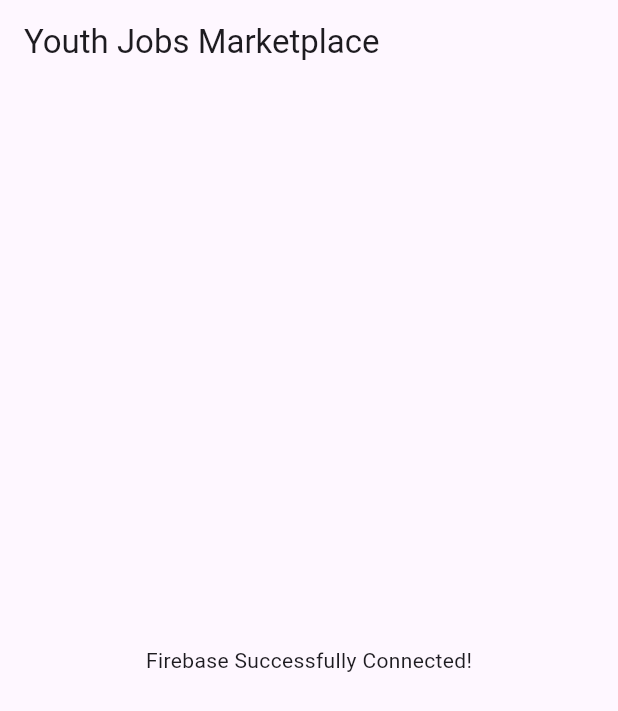
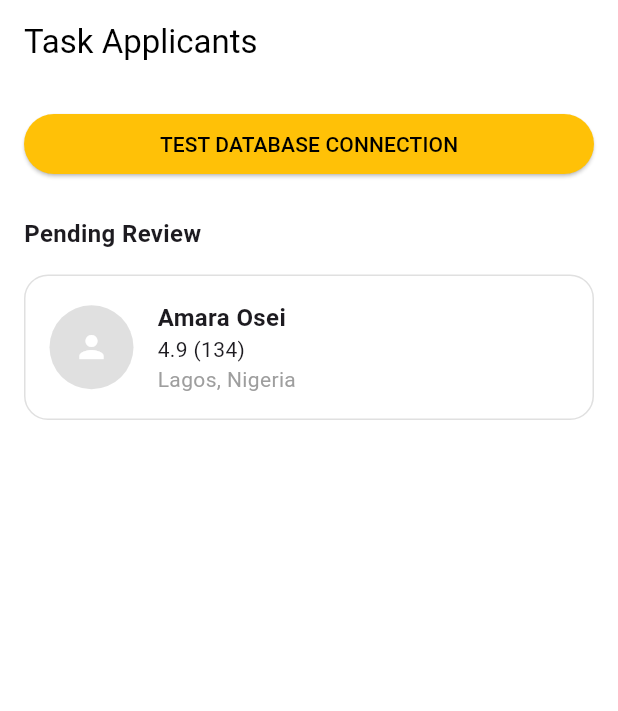
Before and after one commit to kgotsoqwaka7-svg/SE11-taskSurf-project, a Flutter app: the screen it shows after launch, on a phone screen of 412 x 824 dp. Shown: the top 711 px of the screen. Run offline on Flutter 3.47's test engine with Material 3 defaults, Android fonts, the phone set to English and light mode, and no system bars; our stand-ins replace cloud_firestore, firebase_auth, firebase_core; accounts and stored records are empty.

Commit message:
Fixed task model typos, added applicant UI, and verified Firebase connection

```diff
--- a/lib/Models/task_model.dart
+++ b/lib/Models/task_model.dart
@@ -1,6 +1,6 @@
 class TaskModel {
   final String taskID;
-  final String createrID;
+  final String creatorID;
   final String title;
   final String description;
   final String location;
@@ -11,7 +11,7 @@ class TaskModel {
 
   TaskModel({
     required this.taskID,
-    required this.createrID,
+    required this.creatorID,
     required this.title,
     required this.description,
     required this.location,
--- a/lib/Services/authentication_service.dart
+++ b/lib/Services/authentication_service.dart
@@ -5,16 +5,30 @@ class AuthenticationService {
   final FirebaseAuth _auth = FirebaseAuth.instance;
   final FirebaseFirestore _firestore = FirebaseFirestore.instance;
 
-  //Creating the account what what data will be saved for the profile
+  //Creating the account and saving profile data
   Future<void> registerUser({
     required String name,
     required String email,
     required String password,
     required String role,
   }) async {
-    try{
-      //Atempting to create the user account is Firebase Auth
+    try {
+      // Attempting to create the user account in Firebase Auth
       UserCredential info = await _auth.createUserWithEmailAndPassword(email: email, password: password);
+
+      // Extract the generated ID
+      String userID = info.user!.uid;
+
+      // Save the profile data to Firestore
+      await _firestore.collection('Users').doc(userID).set({
+        'userID': userID,
+        'name': name,
+        'role': role,
+      });
+
+    } catch(e) {
+      print('Registration Error: $e');
+      throw e;
     }
   }
 }
--- a/lib/main.dart
+++ b/lib/main.dart
@@ -1,6 +1,7 @@
 import 'package:flutter/material.dart';
 import 'package:firebase_core/firebase_core.dart';
 import 'firebase_options.dart';
+import 'screens/view_applicants_screen.dart'; // Add this import
 
 void main() async {
   WidgetsFlutterBinding.ensureInitialized();
@@ -17,14 +18,8 @@ class MyApp extends StatelessWidget {
   Widget build(BuildContext context) {
     return MaterialApp(
       title: 'Task Surf App',
-      home: Scaffold(
-        appBar: AppBar(
-          title: const Text('Youth Jobs Marketplace'),
-        ),
-        body: const Center(
-          child: Text('Firebase Successfully Connected!'),
-        ),
-      ),
+      debugShowCheckedModeBanner: false, // Hides the debug banner
+      home: const ViewApplicantsScreen(), // Loads your new UI immediately
     );
   }
 }
--- /dev/null
+++ b/lib/screens/view_applicants_screen.dart
@@ -0,0 +1,118 @@
+import 'package:flutter/material.dart';
+import '../services/authentication_service.dart';
+
+class ViewApplicantsScreen extends StatefulWidget {
+  const ViewApplicantsScreen({super.key});
+
+  @override
+  State<ViewApplicantsScreen> createState() => _ViewApplicantsScreenState();
+}
+
+class _ViewApplicantsScreenState extends State<ViewApplicantsScreen> {
+  // Dummy data for the UI
+  List<Map<String, dynamic>> applicants = [
+    {
+      'id': '1',
+      'name': 'Amara Osei',
+      'rating': 4.9,
+      'reviews': 134,
+      'location': 'Lagos, Nigeria',
+      'isAvailable': true,
+      'skills': ['Carpentry', 'Furniture Assembly', 'Painting'],
+      'status': 'Accepted',
+    }
+  ];
+
+  @override
+  Widget build(BuildContext context) {
+    return Scaffold(
+      backgroundColor: Colors.white,
+      appBar: AppBar(
+        backgroundColor: Colors.white,
+        elevation: 0,
+        title: const Text('Task Applicants', style: TextStyle(color: Colors.black)),
+      ),
+      body: SingleChildScrollView(
+        padding: const EdgeInsets.all(16.0),
+        child: Column(
+          crossAxisAlignment: CrossAxisAlignment.start,
+          children: [
+            // ==========================================
+            // TEMPORARY DATABASE TEST BUTTON
+            // ==========================================
+            SizedBox(
+              width: double.infinity,
+              child: ElevatedButton(
+                style: ElevatedButton.styleFrom(backgroundColor: Colors.amber),
+                onPressed: () async {
+                  try {
+                    await AuthenticationService().registerUser(
+                      name: 'Kgotso Test',
+                      email: 'kgotso.test@example.com',
+                      password: 'password123',
+                      role: 'Task Provider',
+                    );
+                    if (context.mounted) {
+                      ScaffoldMessenger.of(context).showSnackBar(
+                        const SnackBar(content: Text('Success! Check Firebase.')),
+                      );
+                    }
+                  } catch (e) {
+                    if (context.mounted) {
+                      ScaffoldMessenger.of(context).showSnackBar(
+                        SnackBar(content: Text('Error: $e')),
+                      );
+                    }
+                  }
+                },
+                child: const Text('TEST DATABASE CONNECTION', style: TextStyle(color: Colors.black)),
+              ),
+            ),
+            const SizedBox(height: 24),
+
+            // ==========================================
+            // APPLICANT UI
+            // ==========================================
+            const Text('Pending Review', style: TextStyle(fontSize: 16, fontWeight: FontWeight.bold)),
+            const SizedBox(height: 16),
+            ListView.builder(
+              shrinkWrap: true,
+              physics: const NeverScrollableScrollPhysics(),
+              itemCount: applicants.length,
+              itemBuilder: (context, index) {
+                var applicant = applicants[index];
+                return Container(
+                  padding: const EdgeInsets.all(16),
+                  decoration: BoxDecoration(
+                    border: Border.all(color: Colors.grey.shade300),
+                    borderRadius: BorderRadius.circular(16),
+                  ),
+                  child: Row(
+                    children: [
+                      CircleAvatar(
+                        radius: 28,
+                        backgroundColor: Colors.grey.shade300,
+                        child: const Icon(Icons.person, color: Colors.white),
+                      ),
+                      const SizedBox(width: 16),
+                      Expanded(
+                        child: Column(
+                          crossAxisAlignment: CrossAxisAlignment.start,
+                          children: [
+                            Text(applicant['name'], style: const TextStyle(fontWeight: FontWeight.bold, fontSize: 16)),
+                            Text('${applicant['rating']} (${applicant['reviews']})'),
+                            Text(applicant['location'], style: const TextStyle(color: Colors.grey)),
+                          ],
+                        ),
+                      )
+                    ],
+                  ),
+                );
+              },
+            ),
+          ],
+        ),
+      ),
+    );
+  }
+}
```
